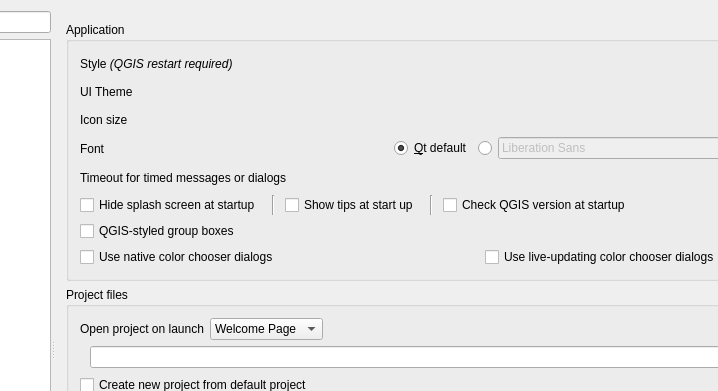
Above: src/ui/qgsoptionsbase.ui from qgis/QGIS before the change; both pictures show x 110 to 828 and y 0 to 391 of the 1029 by 726 pixel window. Below: the same form after it.
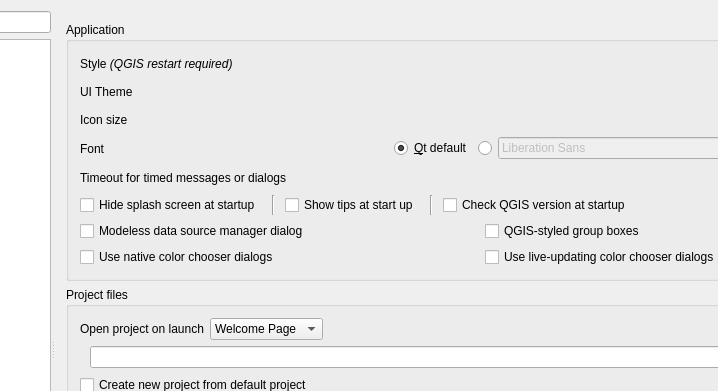
That is the form after the change. Icons and pictures are not drawn. Custom widgets are drawn as their Qt base class.

Commit message: [addlayerbutton] Added option for modeless layer dialog (default false)

The edit to the form file:
```diff
--- a/src/ui/qgsoptionsbase.ui
+++ b/src/ui/qgsoptionsbase.ui
@@ -349,8 +349,8 @@
                <rect>
                 <x>0</x>
                 <y>0</y>
-                <width>843</width>
-                <height>702</height>
+                <width>857</width>
+                <height>678</height>
                </rect>
               </property>
               <layout class="QVBoxLayout" name="verticalLayout_28">
@@ -666,6 +666,13 @@
                   </item>
                   <item>
                    <layout class="QHBoxLayout" name="horizontalLayout_30">
+                    <item>
+                     <widget class="QCheckBox" name="mDataSourceManagerNonModal">
+                      <property name="text">
+                       <string>Modeless data source manager dialog</string>
+                      </property>
+                     </widget>
+                    </item>
                     <item>
                      <widget class="QCheckBox" name="mCustomGroupBoxChkBx">
                       <property name="text">
```
Left out of the diff: 48 changed lines with no effect on the pictures. The commit also changes 2 other files.
